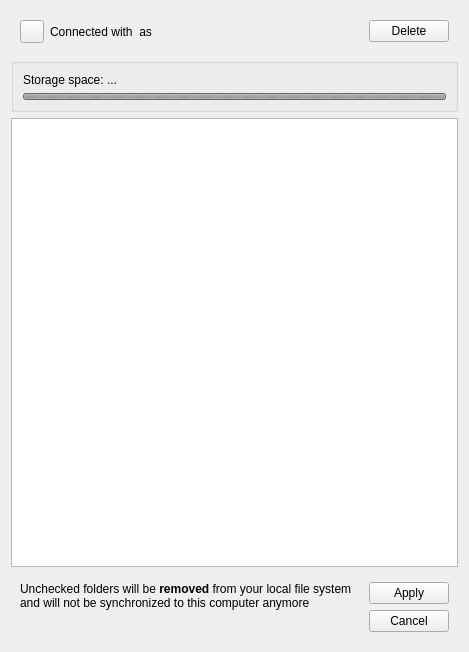
This is src/gui/accountsettings.ui in GrossLukas/client as Qt 5 draws it before an edit. The edited form follows.
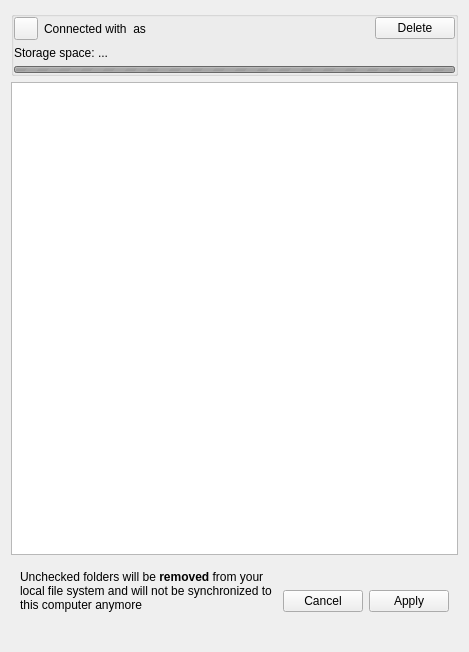
This is the edited form. Custom widgets are drawn as their Qt base class.

Diff of the .ui file:
```diff
--- a/src/gui/accountsettings.ui
+++ b/src/gui/accountsettings.ui
@@ -15,8 +15,50 @@
   </property>
   <layout class="QVBoxLayout" name="verticalLayout">
    <item>
+    <widget class="QGroupBox" name="storageGroupBox">
+     <property name="sizePolicy">
+      <sizepolicy hsizetype="Preferred" vsizetype="Fixed">
+       <horstretch>0</horstretch>
+       <verstretch>0</verstretch>
+      </sizepolicy>
+     </property>
+     <property name="autoFillBackground">
+      <bool>false</bool>
+     </property>
+     <property name="title">
+      <string/>
+     </property>
+     <property name="flat">
+      <bool>true</bool>
+     </property>
+     <layout class="QVBoxLayout" name="verticalLayout_2">
+      <property name="leftMargin">
+       <number>0</number>
+      </property>
+      <property name="topMargin">
+       <number>0</number>
+      </property>
+      <property name="rightMargin">
+       <number>0</number>
+      </property>
+      <property name="bottomMargin">
+       <number>0</number>
+      </property>
+      <item>
     <widget class="QWidget" name="accountStatus" native="true">
      <layout class="QHBoxLayout" name="horizontalLayout">
+         <property name="leftMargin">
+          <number>0</number>
+         </property>
+         <property name="topMargin">
+          <number>0</number>
+         </property>
+         <property name="rightMargin">
+          <number>0</number>
+         </property>
+         <property name="bottomMargin">
+          <number>0</number>
+         </property>
       <item>
        <widget class="SslButton" name="sslButton">
         <property name="sizePolicy">
@@ -69,18 +111,6 @@
     </widget>
    </item>
    <item>
-    <widget class="QGroupBox" name="storageGroupBox">
-     <property name="sizePolicy">
-      <sizepolicy hsizetype="Preferred" vsizetype="Fixed">
-       <horstretch>0</horstretch>
-       <verstretch>0</verstretch>
-      </sizepolicy>
-     </property>
-     <property name="title">
-      <string/>
-     </property>
-     <layout class="QVBoxLayout" name="verticalLayout_2">
-      <item>
        <widget class="QLabel" name="quotaInfoLabel">
         <property name="sizePolicy">
          <sizepolicy hsizetype="Preferred" vsizetype="Fixed">
@@ -145,14 +175,8 @@
    </item>
    <item>
     <widget class="QWidget" name="selectiveSyncStatus" native="true">
-     <property name="sizePolicy">
-      <sizepolicy hsizetype="MinimumExpanding" vsizetype="Maximum">
-       <horstretch>0</horstretch>
-       <verstretch>0</verstretch>
-      </sizepolicy>
-     </property>
-     <layout class="QGridLayout" name="gridLayout">
-      <item row="0" column="0" rowspan="2">
+     <layout class="QHBoxLayout" name="horizontalLayout_3">
+      <item>
        <layout class="QVBoxLayout" name="verticalLayout_3">
         <item>
          <widget class="QLabel" name="selectiveSyncLabel">
@@ -185,20 +209,7 @@
         </item>
        </layout>
       </item>
-      <item row="0" column="1">
-       <widget class="QPushButton" name="selectiveSyncApply">
-        <property name="sizePolicy">
-         <sizepolicy hsizetype="Minimum" vsizetype="Maximum">
-          <horstretch>0</horstretch>
-          <verstretch>0</verstretch>
-         </sizepolicy>
-        </property>
-        <property name="text">
-         <string>Apply</string>
-        </property>
-       </widget>
-      </item>
-      <item row="1" column="1">
+      <item>
        <widget class="QPushButton" name="selectiveSyncCancel">
         <property name="sizePolicy">
          <sizepolicy hsizetype="Minimum" vsizetype="Maximum">
@@ -211,6 +222,19 @@
         </property>
        </widget>
       </item>
+      <item>
+       <widget class="QPushButton" name="selectiveSyncApply">
+        <property name="sizePolicy">
+         <sizepolicy hsizetype="Minimum" vsizetype="Maximum">
+          <horstretch>0</horstretch>
+          <verstretch>0</verstretch>
+         </sizepolicy>
+        </property>
+        <property name="text">
+         <string>Apply</string>
+        </property>
+       </widget>
+      </item>
      </layout>
     </widget>
    </item>
```
Lines whose indentation alone changed are shown as unchanged.
